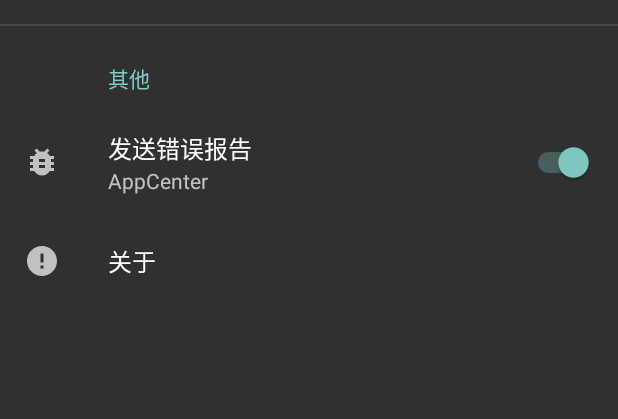
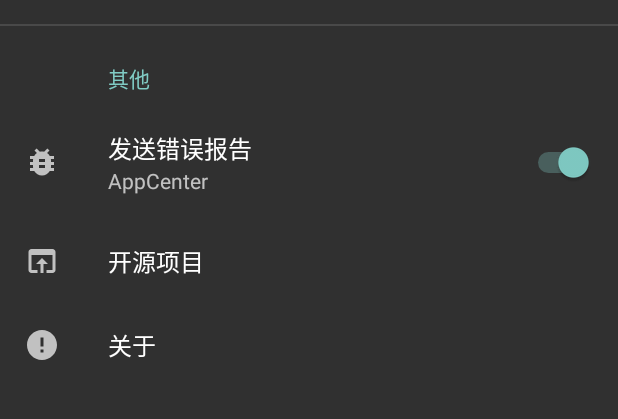
Before and after one commit to sbmatch/uninstallBlackForUserApps, an Android app: the fragment SettingFragment placed in its activity, on a phone screen of 412 x 824 dp, the part 224-643 px from its top. Run offline under Robolectric (Android 15) with nearby library versions, the phone set to English and light mode, and no system bars; our stand-ins replace androidx.preference; libraries missing offline, so code that uses them is left out: com.blankj.utilcode, com.huawei.agconnect, com.microsoft.appcenter, rikka.shizuku; 6 statements that could not run were skipped.

Commit message:
modified:   .idea/misc.xml 	modified:   app/build.gradle 	modified:   app/src/main/AndroidManifest.xml 	modified:   app/src/main/java/com/ma/powersoundswitch/MainActivity.java 	modified:   app/src/main/java/com/ma/powersoundswitch/activity/SettingActivity.java 	modified:   app/src/main/java/com/ma/powersoundswitch/fragment/SettingFragment.java 	new file:   app/src/main/res/drawable/ic_baseline_open_in_browser_24.xml 	modified:   app/src/main/res/values/strings.xml 	modified:   app/src/main/res/xml/preferences_settings.xml

```diff
--- a/app/build.gradle
+++ b/app/build.gradle
@@ -43,10 +43,13 @@ dependencies {
 
     implementation 'com.huawei.agconnect:agconnect-core:1.6.2.300'
     implementation 'com.huawei.agconnect:agconnect-crash:1.6.2.300'
-    //implementation 'com.huawei.agconnect:agconnect-crash-native:1.6.2.300'
+    implementation 'com.huawei.agconnect:agconnect-crash-native:1.6.2.300'
 
     //Android常用工具库
     implementation 'com.blankj:utilcodex:1.31.0'
+    // 友盟统计SDK
+   // implementation  'com.umeng.umsdk:common:9.4.2'// 必选
+   // implementation  'com.umeng.umsdk:asms:1.4.0'// 必选
     //微软AppCenter
     def appCenterSdkVersion = '4.3.1'
     implementation "com.microsoft.appcenter:appcenter-analytics:${appCenterSdkVersion}"
--- /dev/null
+++ b/app/src/main/res/drawable/ic_baseline_open_in_browser_24.xml
@@ -0,0 +1,10 @@
+<vector xmlns:android="http://schemas.android.com/apk/res/android"
+    android:width="24dp"
+    android:height="24dp"
+    android:viewportWidth="24"
+    android:viewportHeight="24"
+    android:tint="?attr/colorControlNormal">
+  <path
+      android:fillColor="@android:color/white"
+      android:pathData="M19,4L5,4c-1.11,0 -2,0.9 -2,2v12c0,1.1 0.89,2 2,2h4v-2L5,18L5,8h14v10h-4v2h4c1.1,0 2,-0.9 2,-2L21,6c0,-1.1 -0.89,-2 -2,-2zM12,10l-4,4h3v6h2v-6h3l-4,-4z"/>
+</vector>
--- a/app/src/main/res/values/strings.xml
+++ b/app/src/main/res/values/strings.xml
@@ -6,8 +6,10 @@
     <string name="second_fragment_label">Second Fragment</string>
     <string name="next">Next</string>
     <string name="previous">Previous</string>
+    <string name="opensource">开源项目</string>
     <string name="setting">设置</string>
     <string name="about">关于</string>
+    <string name="at">本应用基于开源项目 Shizuku 实现\n\n本工具无需常驻后台且修改后永久有效\n\n应用已开源至GitHub</string>
     <string name="other">其他</string>
     <string name="lab_cancel">取消</string>
     <string name="lab_submit">确定</string>
--- a/app/src/main/res/xml/preferences_settings.xml
+++ b/app/src/main/res/xml/preferences_settings.xml
@@ -33,6 +33,13 @@
             android:summary="@string/acinfo"
             android:defaultValue="true"
             app:icon="@drawable/ic_baseline_bug_report_24"/>
+
+        <PreferenceScreen
+            android:key="opensource"
+            app:icon="@drawable/ic_baseline_open_in_browser_24"
+            app:title="@string/opensource">
+        </PreferenceScreen>
+
         <PreferenceScreen
             android:key="about"
             app:icon="@drawable/ic_baseline_error_24"
```
Also changed, not shown: app/src/main/AndroidManifest.xml (+7 -4 lines), app/src/main/java/com/ma/powersoundswitch/MainActivity.java (+85 -8 lines), app/src/main/java/com/ma/powersoundswitch/activity/SettingActivity.java (+27 -3 lines), app/src/main/java/com/ma/powersoundswitch/fragment/SettingFragment.java (+21 -2 lines).
